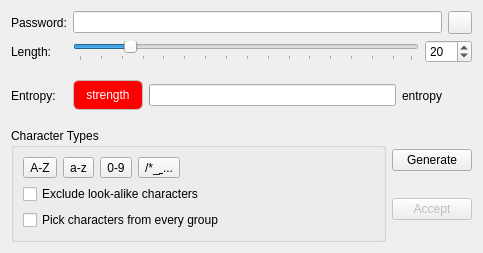
The window that src/gui/PasswordGeneratorWidget.ui (keepassxreboot/keepassxc) describes before a commit, drawn with Qt 5.
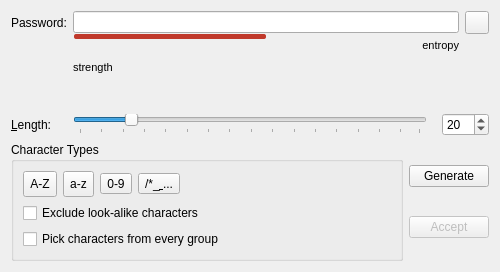
The same window after the commit.

Commit message: Fix tab order and buddy assignment

What changed in the file:
```diff
--- a/src/gui/PasswordGeneratorWidget.ui
+++ b/src/gui/PasswordGeneratorWidget.ui
@@ -6,14 +6,14 @@
    <rect>
     <x>0</x>
     <y>0</y>
-    <width>483</width>
-    <height>253</height>
+    <width>500</width>
+    <height>272</height>
    </rect>
   </property>
   <property name="maximumSize">
    <size>
     <width>16777215</width>
-    <height>253</height>
+    <height>272</height>
    </size>
   </property>
   <property name="windowTitle">
@@ -21,90 +21,85 @@
   </property>
   <layout class="QVBoxLayout" name="verticalLayout_2">
    <item>
-    <layout class="QGridLayout" name="gridLayout">
+    <layout class="QGridLayout" name="passwordFieldLayout">
+     <property name="verticalSpacing">
+      <number>0</number>
+     </property>
+     <item row="1" column="1">
+      <widget class="QProgressBar" name="entropyProgressBar">
+       <property name="sizePolicy">
+        <sizepolicy hsizetype="Expanding" vsizetype="Fixed">
+         <horstretch>0</horstretch>
+         <verstretch>0</verstretch>
+        </sizepolicy>
+       </property>
+       <property name="minimumSize">
+        <size>
+         <width>0</width>
+         <height>5</height>
+        </size>
+       </property>
+       <property name="maximumSize">
+        <size>
+         <width>16777215</width>
+         <height>5</height>
+        </size>
+       </property>
+       <property name="styleSheet">
+        <string notr="true">QProgressBar {
+	border: none;
+	height: 2px;
+    font-size: 0px;
+	background-color: transparent;
+    padding: 0 1px;
+}
+QProgressBar::chunk {
+	background-color: #c0392b;
+	border-radius: 2px;
+}</string>
+       </property>
+       <property name="maximum">
+        <number>200</number>
+       </property>
+       <property name="value">
+        <number>100</number>
+       </property>
+       <property name="textVisible">
+        <bool>false</bool>
+       </property>
+       <property name="orientation">
+        <enum>Qt::Horizontal</enum>
+       </property>
+       <property name="invertedAppearance">
+        <bool>false</bool>
+       </property>
+       <property name="textDirection">
+        <enum>QProgressBar::TopToBottom</enum>
+       </property>
+       <property name="format">
+        <string>%p%</string>
+       </property>
+      </widget>
+     </item>
      <item row="0" column="0">
       <widget class="QLabel" name="labelNewPassword">
        <property name="text">
         <string>Password:</string>
        </property>
-      </widget>
-     </item>
-     <item row="0" column="1">
-      <layout class="QHBoxLayout" name="horizontalLayout_2">
-       <property name="sizeConstraint">
-        <enum>QLayout::SetNoConstraint</enum>
+       <property name="buddy">
+        <cstring>editNewPassword</cstring>
        </property>
-       <item>
-        <widget class="QLineEdit" name="editNewPassword">
-         <property name="maxLength">
-          <number>999</number>
-         </property>
-        </widget>
-       </item>
-       <item>
-        <widget class="QToolButton" name="togglePasswordButton">
-         <property name="checkable">
-          <bool>true</bool>
-         </property>
-        </widget>
-       </item>
-      </layout>
-     </item>
-     <item row="1" column="0">
-      <widget class="QLabel" name="labelLength">
-       <property name="text">
-        <string>Length:</string>
-       </property>
       </widget>
      </item>
-     <item row="1" column="1">
-      <layout class="QHBoxLayout" name="horizontalLayout_4">
-       <item>
-        <widget class="QSlider" name="sliderLength">
-         <property name="minimum">
-          <number>1</number>
-         </property>
-         <property name="maximum">
-          <number>128</number>
-         </property>
-         <property name="sliderPosition">
-          <number>20</number>
-         </property>
-         <property name="orientation">
-          <enum>Qt::Horizontal</enum>
-         </property>
-         <property name="tickPosition">
-          <enum>QSlider::TicksBelow</enum>
-         </property>
-         <property name="tickInterval">
-          <number>8</number>
-         </property>
-        </widget>
-       </item>
-       <item>
-        <widget class="QSpinBox" name="spinBoxLength">
-         <property name="minimum">
-          <number>1</number>
-         </property>
-         <property name="maximum">
-          <number>999</number>
-         </property>
-         <property name="value">
-          <number>20</number>
-         </property>
-        </widget>
-       </item>
-      </layout>
-     </item>
-     <item row="2" column="0">
-      <widget class="QLabel" name="labelEntropy">
-       <property name="text">
-        <string>Entropy:</string>
+     <item row="0" column="2" alignment="Qt::AlignRight">
+      <widget class="QToolButton" name="togglePasswordButton">
+       <property name="checkable">
+        <bool>true</bool>
        </property>
       </widget>
      </item>
      <item row="2" column="1">
-      <layout class="QHBoxLayout" name="horizontalLayout_5">
+      <layout class="QHBoxLayout" name="passwordStrengthTextLayout">
        <item>
         <widget class="QLabel" name="strengthLabel">
          <property name="minimumSize">
@@ -119,11 +114,10 @@
            <height>30</height>
           </size>
          </property>
-         <property name="styleSheet">
-          <string notr="true">border: 1px solid rgb(190, 190, 190);
-border-radius: 6px;
-color: white;
-background: red;</string>
+         <property name="font">
+          <font>
+           <pointsize>8</pointsize>
+          </font>
          </property>
          <property name="text">
           <string>strength</string>
@@ -132,28 +126,25 @@
           <enum>Qt::PlainText</enum>
          </property>
          <property name="alignment">
-          <set>Qt::AlignCenter</set>
+          <set>Qt::AlignLeading|Qt::AlignLeft|Qt::AlignTop</set>
          </property>
          <property name="margin">
-          <number>5</number>
+          <number>3</number>
          </property>
         </widget>
        </item>
        <item>
-        <widget class="QProgressBar" name="entropyProgressBar">
-         <property name="maximum">
-          <number>200</number>
+        <spacer name="horizontalSpacer_2">
+         <property name="orientation">
+          <enum>Qt::Horizontal</enum>
          </property>
-         <property name="value">
-          <number>0</number>
+         <property name="sizeHint" stdset="0">
+          <size>
+           <width>40</width>
+           <height>20</height>
+          </size>
          </property>
-         <property name="textVisible">
-          <bool>false</bool>
-         </property>
-         <property name="invertedAppearance">
-          <bool>false</bool>
-         </property>
-        </widget>
+        </spacer>
        </item>
        <item>
         <widget class="QLabel" name="entropyLabel">
@@ -163,11 +154,78 @@
            <height>0</height>
           </size>
          </property>
+         <property name="font">
+          <font>
+           <pointsize>8</pointsize>
+          </font>
+         </property>
          <property name="text">
           <string>entropy</string>
          </property>
+         <property name="alignment">
+          <set>Qt::AlignRight|Qt::AlignTop|Qt::AlignTrailing</set>
+         </property>
          <property name="margin">
-          <number>2</number>
+          <number>3</number>
+         </property>
+        </widget>
+       </item>
+      </layout>
+     </item>
+     <item row="0" column="1">
+      <widget class="QLineEdit" name="editNewPassword">
+       <property name="maxLength">
+        <number>999</number>
+       </property>
+      </widget>
+     </item>
+     <item row="3" column="0">
+      <widget class="QLabel" name="labelLength">
+       <property name="text">
+        <string>&amp;Length:</string>
+       </property>
+       <property name="buddy">
+        <cstring>spinBoxLength</cstring>
+       </property>
+      </widget>
+     </item>
+     <item row="3" column="1" colspan="2">
+      <layout class="QHBoxLayout" name="passwordLengthSliderLayout">
+       <property name="spacing">
+        <number>15</number>
+       </property>
+       <item>
+        <widget class="QSlider" name="sliderLength">
+         <property name="minimum">
+          <number>1</number>
+         </property>
+         <property name="maximum">
+          <number>128</number>
+         </property>
+         <property name="sliderPosition">
+          <number>20</number>
+         </property>
+         <property name="orientation">
+          <enum>Qt::Horizontal</enum>
+         </property>
+         <property name="tickPosition">
+          <enum>QSlider::TicksBelow</enum>
+         </property>
+         <property name="tickInterval">
+          <number>8</number>
+         </property>
+        </widget>
+       </item>
+       <item alignment="Qt::AlignRight">
+        <widget class="QSpinBox" name="spinBoxLength">
+         <property name="minimum">
+          <number>1</number>
+         </property>
+         <property name="maximum">
+          <number>999</number>
+         </property>
+         <property name="value">
+          <number>20</number>
          </property>
         </widget>
        </item>
@@ -187,6 +245,15 @@
          <layout class="QHBoxLayout" name="horizontalLayout_6">
           <item>
            <widget class="QToolButton" name="checkBoxUpper">
+            <property name="minimumSize">
+             <size>
+              <width>0</width>
+              <height>26</height>
+             </size>
+            </property>
+            <property name="focusPolicy">
+             <enum>Qt::StrongFocus</enum>
+            </property>
             <property name="toolTip">
              <string>Upper Case Letters</string>
             </property>
@@ -203,6 +270,15 @@
           </item>
           <item>
            <widget class="QToolButton" name="checkBoxLower">
+            <property name="minimumSize">
+             <size>
+              <width>0</width>
+              <height>26</height>
+             </size>
+            </property>
+            <property name="focusPolicy">
+             <enum>Qt::StrongFocus</enum>
+            </property>
             <property name="toolTip">
              <string>Lower Case Letters</string>
             </property>
```
Left out of the diff: 15 changed lines with no effect on the pictures.
